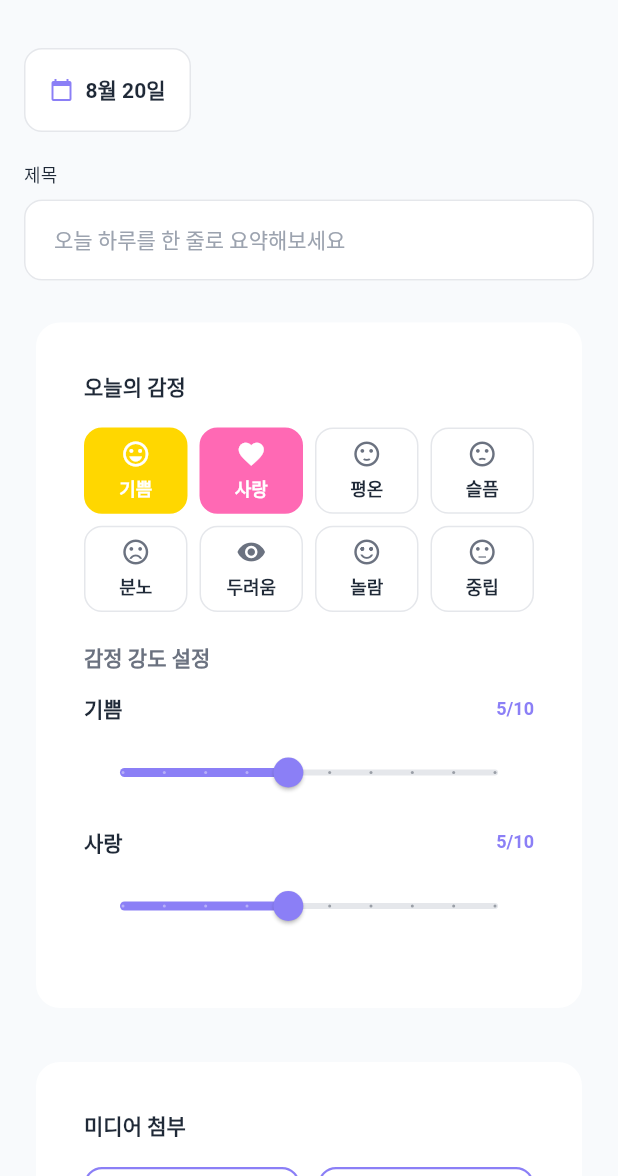
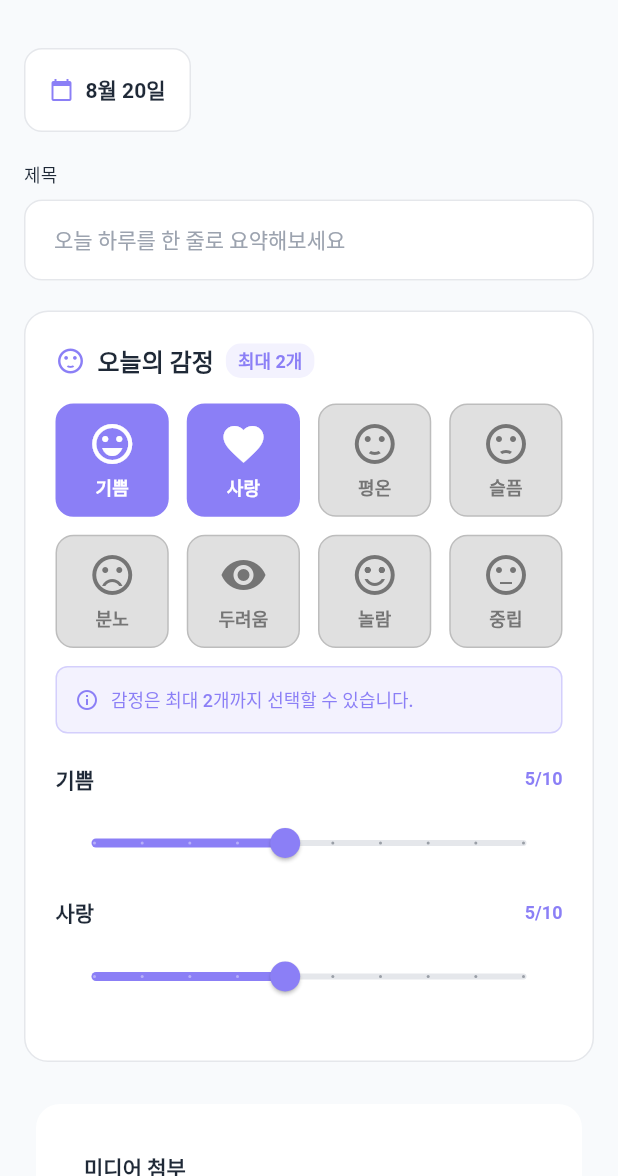
Before and after one commit to kdy5487/EmotiFlow, a Flutter app: the DiaryWritePage screen opened by its route, after a tap on "기쁨", after a tap on "사랑", on a phone screen of 412 x 824 dp, the part 60-1236 px from its top. Run offline on Flutter 3.47's test engine with Material 3 defaults, Android fonts, the phone set to English and light mode, and no system bars; our stand-ins replace cached_network_image, cloud_firestore, firebase_auth, firebase_core, firebase_messaging, firebase_storage and 6 more; accounts and stored records are empty.

```diff
--- a/lib/features/diary/views/diary_write_page/diary_write_page.dart
+++ b/lib/features/diary/views/diary_write_page/diary_write_page.dart
@@ -160,44 +160,81 @@ class _DiaryWritePageState extends ConsumerState<DiaryWritePage> {
     );
   }
 
-  // 감정 선택 (4x2 그리드)
+  /// 감정 선택 섹션
   Widget _buildEmotionSelector() {
-    return EmotiCard(
-      child: Padding(
-        padding: const EdgeInsets.all(16),
+    return Container(
+      padding: const EdgeInsets.all(20),
+      decoration: BoxDecoration(
+        color: AppTheme.surface,
+        borderRadius: BorderRadius.circular(16),
+        border: Border.all(color: AppTheme.border),
+      ),
       child: Column(
         crossAxisAlignment: CrossAxisAlignment.start,
         children: [
+          Row(
+            children: [
+              Icon(
+                Icons.sentiment_satisfied,
+                color: AppTheme.primary,
+                size: 20,
+              ),
+              const SizedBox(width: 8),
               Text(
                 '오늘의 감정',
-              style: AppTypography.titleMedium.copyWith(
+                style: TextStyle(
+                  fontSize: 16,
+                  fontWeight: FontWeight.w600,
+                  color: AppTheme.textPrimary,
+                ),
+              ),
+              const SizedBox(width: 8),
+              Container(
+                padding: const EdgeInsets.symmetric(horizontal: 8, vertical: 2),
+                decoration: BoxDecoration(
+                  color: AppTheme.primary.withOpacity(0.1),
+                  borderRadius: BorderRadius.circular(10),
+                ),
+                child: Text(
+                  '최대 2개',
+                  style: TextStyle(
+                    color: AppTheme.primary,
+                    fontSize: 12,
                     fontWeight: FontWeight.w600,
                   ),
                 ),
+              ),
+            ],
+          ),
           const SizedBox(height: 16),
-            // 4x2 그리드로 감정 배치
+
           GridView.builder(
             shrinkWrap: true,
             physics: const NeverScrollableScrollPhysics(),
             gridDelegate: const SliverGridDelegateWithFixedCrossAxisCount(
               crossAxisCount: 4,
-                crossAxisSpacing: 8,
-                mainAxisSpacing: 8,
-                childAspectRatio: 1.2,
+              crossAxisSpacing: 12,
+              mainAxisSpacing: 12,
+              childAspectRatio: 1,
             ),
             itemCount: _availableEmotions.length,
             itemBuilder: (context, index) {
               final emotion = _availableEmotions[index];
               final isSelected = _selectedEmotions.contains(emotion['name']);
+              final isDisabled = !isSelected && _selectedEmotions.length >= 2;
 
               return GestureDetector(
-                  onTap: () => _toggleEmotion(emotion['name']),
+                onTap: isDisabled ? null : () => _toggleEmotion(emotion['name']),
                 child: Container(
                   decoration: BoxDecoration(
-                      color: isSelected ? emotion['color'] : AppTheme.surface,
+                    color: isSelected
+                        ? AppTheme.primary
+                        : (isDisabled ? Colors.grey[300] : AppTheme.surface),
                     borderRadius: BorderRadius.circular(12),
                     border: Border.all(
-                        color: isSelected ? emotion['color'] : AppTheme.border,
+                      color: isSelected
+                          ? AppTheme.primary
+                          : (isDisabled ? Colors.grey[400]! : AppTheme.border),
                       width: isSelected ? 2 : 1,
                     ),
                   ),
@@ -206,16 +243,20 @@ class _DiaryWritePageState extends ConsumerState<DiaryWritePage> {
                     children: [
                       Icon(
                         emotion['icon'],
-                          color: isSelected ? Colors.white : AppTheme.textSecondary,
-                          size: 20,
+                        color: isSelected
+                            ? Colors.white
+                            : (isDisabled ? Colors.grey[600] : AppTheme.textPrimary),
+                        size: 32,
                       ),
                       const SizedBox(height: 4),
                       Text(
                         emotion['name'],
                         style: TextStyle(
-                            color: isSelected ? Colors.white : AppTheme.textPrimary,
                           fontSize: 12,
                           fontWeight: FontWeight.w600,
+                          color: isSelected
+                              ? Colors.white
+                              : (isDisabled ? Colors.grey[600] : AppTheme.textPrimary),
                         ),
                         textAlign: TextAlign.center,
                       ),
@@ -226,21 +267,45 @@ class _DiaryWritePageState extends ConsumerState<DiaryWritePage> {
             },
           ),
 
-            // 선택된 감정들의 강도 설정
+          // 감정 선택 제한 안내 메시지
+          if (_selectedEmotions.length >= 2) ...[
+            const SizedBox(height: 12),
+            Container(
+              padding: const EdgeInsets.all(12),
+              decoration: BoxDecoration(
+                color: AppTheme.primary.withOpacity(0.1),
+                borderRadius: BorderRadius.circular(8),
+                border: Border.all(color: AppTheme.primary.withOpacity(0.3)),
+              ),
+              child: Row(
+                children: [
+                  Icon(
+                    Icons.info_outline,
+                    color: AppTheme.primary,
+                    size: 16,
+                  ),
+                  const SizedBox(width: 8),
+                  Expanded(
+                    child: Text(
+                      '감정은 최대 2개까지 선택할 수 있습니다.',
+                      style: TextStyle(
+                        fontSize: 12,
+                        color: AppTheme.primary,
+                        fontWeight: FontWeight.w500,
+                      ),
+                    ),
+                  ),
+                ],
+              ),
+            ),
+          ],
+
+          // 선택된 감정이 있을 때만 강도 슬라이더 표시
           if (_selectedEmotions.isNotEmpty) ...[
             const SizedBox(height: 20),
-              Text(
-                '감정 강도 설정',
-                style: AppTypography.bodyMedium.copyWith(
-                  fontWeight: FontWeight.w600,
-                  color: AppTheme.textSecondary,
-                ),
-              ),
-              const SizedBox(height: 12),
             ..._selectedEmotions.map((emotionName) => _buildEmotionIntensitySlider(emotionName)),
           ],
         ],
-        ),
       ),
     );
   }
@@ -316,10 +381,12 @@ class _DiaryWritePageState extends ConsumerState<DiaryWritePage> {
             ),
             const SizedBox(height: 16),
 
+            // 미디어 첨부 버튼들
+            Column(
+              children: [
                 // 사진 첨부
-            Row(
-              children: [
-                Expanded(
+                SizedBox(
+                  width: double.infinity,
                   child: EmotiButton(
                     text: '사진 추가',
                     onPressed: _pickImage,
@@ -329,8 +396,10 @@ class _DiaryWritePageState extends ConsumerState<DiaryWritePage> {
                     textColor: AppTheme.primary,
                   ),
                 ),
-                const SizedBox(width: 12),
-                Expanded(
+                const SizedBox(height: 12),
+                // 그림 그리기
+                SizedBox(
+                  width: double.infinity,
                   child: EmotiButton(
                     text: '그림 그리기',
                     onPressed: _openDrawingCanvas,
@@ -495,6 +564,7 @@ class _DiaryWritePageState extends ConsumerState<DiaryWritePage> {
   void _toggleEmotion(String emotionName) {
     setState(() {
       if (_selectedEmotions.contains(emotionName)) {
+        // 이미 선택된 감정이면 제거
         _selectedEmotions.remove(emotionName);
         _emotionIntensities.remove(emotionName);
       } else {
@@ -502,14 +572,8 @@ class _DiaryWritePageState extends ConsumerState<DiaryWritePage> {
         if (_selectedEmotions.length < 2) {
           _selectedEmotions.add(emotionName);
           _emotionIntensities[emotionName] = 5; // 기본 강도 5
-        } else {
-          // 이미 2개가 선택된 경우, 첫 번째 것을 제거하고 새로 추가
-          final firstEmotion = _selectedEmotions.first;
-          _selectedEmotions.remove(firstEmotion);
-          _emotionIntensities.remove(firstEmotion);
-          _selectedEmotions.add(emotionName);
-          _emotionIntensities[emotionName] = 5;
         }
+        // 이미 2개가 선택된 경우에는 아무것도 하지 않음 (선택 불가)
       }
     });
   }
```
Also changed, not shown: lib/features/diary/views/diary_chat_write_page/diary_chat_write_page.dart (+94 -31 lines), lib/features/diary/views/diary_detail_page/diary_detail_page.dart (+37 -6 lines), lib/features/diary/views/drawing_canvas_page.dart (+146 -121 lines). Lines whose indentation alone changed are shown as unchanged.
